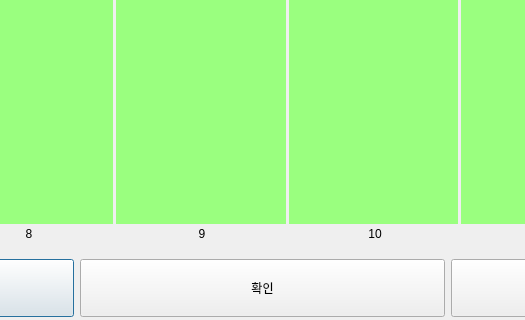
Before: the Qt Designer form Agricola_Front/data/Basic/allcard_v2.ui in HiImSUN/Agricola-Front_ui-images-py, drawn with Qt 5; both pictures show x 293 to 818 and y 334 to 654 of the 1111 by 654 pixel window.
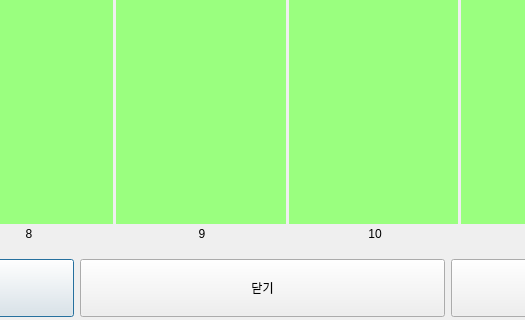
After: the same form once the commit is applied. Icons and pictures are not drawn.

Commit message: allcard ui 수정

```diff
--- a/Agricola_Front/data/Basic/allcard_v2.ui
+++ b/Agricola_Front/data/Basic/allcard_v2.ui
@@ -935,7 +935,7 @@
         </sizepolicy>
        </property>
        <property name="text">
-        <string>확인</string>
+        <string>닫기</string>
        </property>
       </widget>
      </item>
```
The commit also changes 3 other files.
